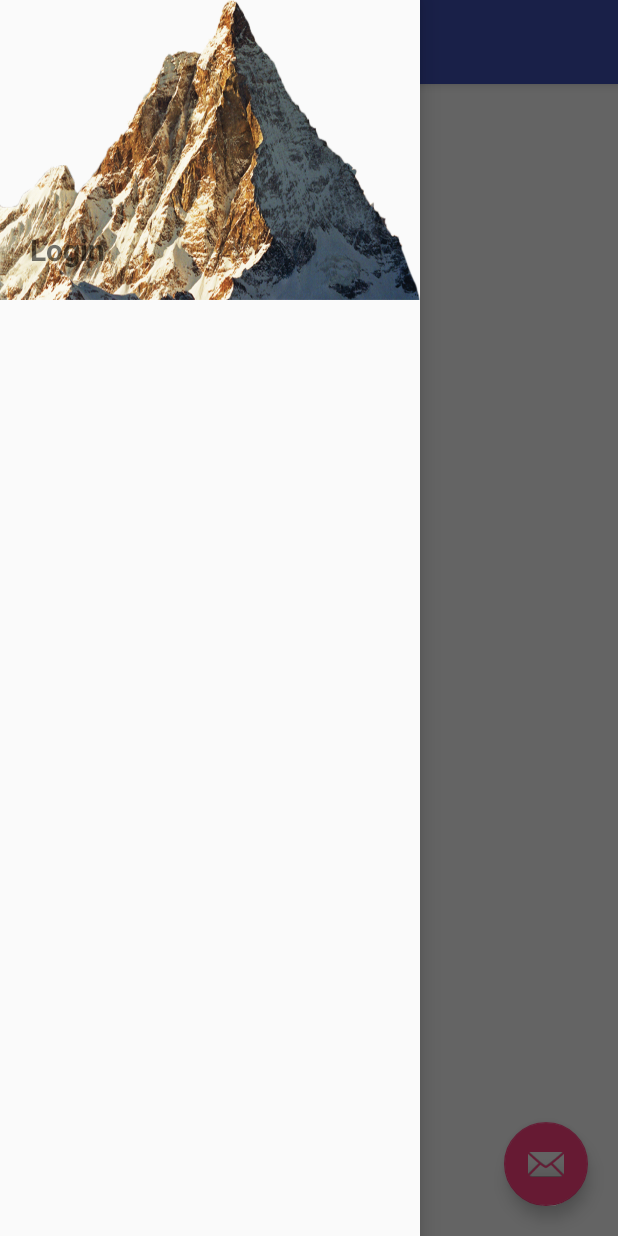
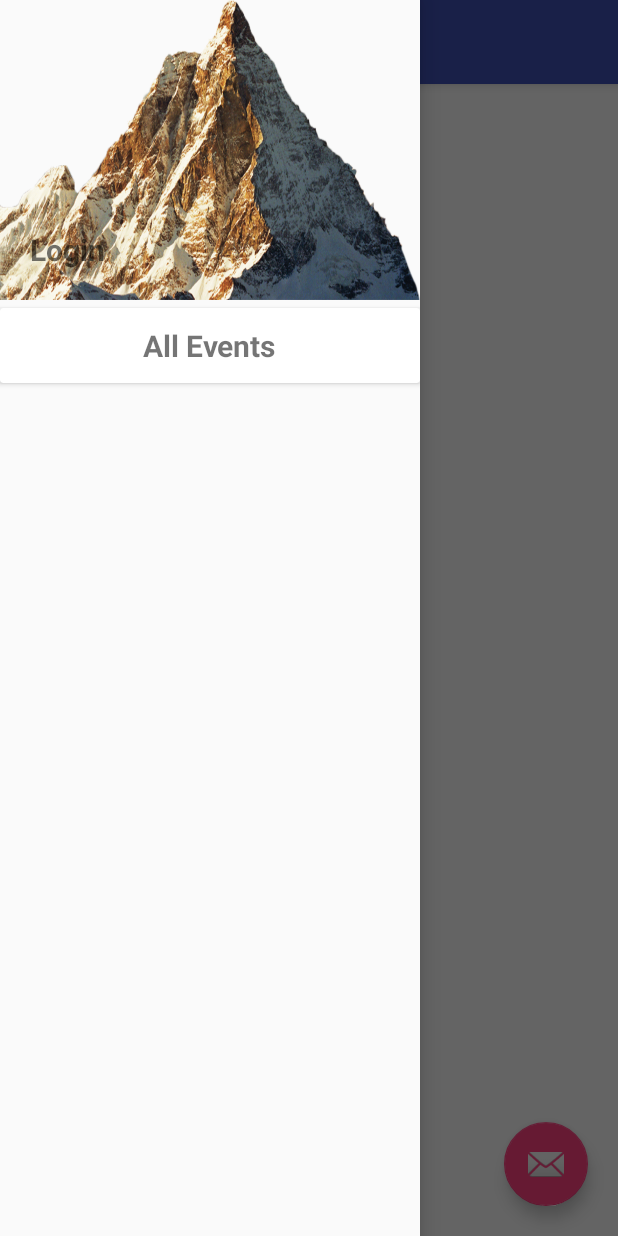
Before and after one commit to anmolduainter/Events-Android-app, an Android app: the screen it shows after launch (MainActivity), after a tap on "OpenDrawer", on a phone screen of 412 x 824 dp. Run offline under Robolectric (Android 15) with nearby library versions, the phone set to English and light mode, and no system bars; libraries missing offline, so code that uses them is left out: com.daimajia.androidanimations.

Commit message:
recyclerView added in navigation

```diff
--- /dev/null
+++ b/app/src/main/java/com/example/anmol/events/Adapter/RecyclerNavAdapter.java
@@ -0,0 +1,63 @@
+package com.example.anmol.events.Adapter;
+
+import android.support.transition.Transition;
+import android.support.v7.widget.RecyclerView;
+import android.view.LayoutInflater;
+import android.view.View;
+import android.view.ViewGroup;
+import android.view.animation.TranslateAnimation;
+import android.widget.TextView;
+
+import com.example.anmol.events.R;
+
+/**
+ * Created by anmol on 27/7/17.
+ */
+
+public class RecyclerNavAdapter extends RecyclerView.Adapter<RecyclerNavAdapter.ViewHolder> {
+
+
+    String[] s={"All Events","Today Events"};
+
+    int height;
+
+    public RecyclerNavAdapter(int height) {
+
+      this.height=height;
+
+    }
+
+
+    class ViewHolder extends RecyclerView.ViewHolder{
+
+        TextView tx;
+
+        public ViewHolder(View itemView)
+        {
+            super(itemView);
+           tx=itemView.findViewById(R.id.textCardNav);
+        }
+    }
+
+
+    @Override
+    public RecyclerNavAdapter.ViewHolder onCreateViewHolder(ViewGroup parent, int viewType) {
+
+        return new ViewHolder(LayoutInflater.from(parent.getContext()).inflate(R.layout.card_navigation_main,parent,false));
+    }
+
+    @Override
+    public void onBindViewHolder(RecyclerNavAdapter.ViewHolder holder, int position) {
+
+       holder.tx.setText(s[position]);
+        TranslateAnimation translateAnimation=new TranslateAnimation(0,0,height,0);
+        translateAnimation.setDuration((position+1)*300);
+        holder.itemView.startAnimation(translateAnimation);
+
+    }
+
+    @Override
+    public int getItemCount() {
+        return s.length;
+    }
+}
--- a/app/src/main/java/com/example/anmol/events/MainActivity.java
+++ b/app/src/main/java/com/example/anmol/events/MainActivity.java
@@ -9,8 +9,11 @@ import android.support.v4.widget.DrawerLayout;
 import android.support.v7.app.ActionBarDrawerToggle;
 import android.support.v7.app.AppCompatActivity;
 import android.os.Bundle;
+import android.support.v7.widget.LinearLayoutManager;
+import android.support.v7.widget.RecyclerView;
 import android.support.v7.widget.Toolbar;
 import android.util.DisplayMetrics;
+import android.view.DragEvent;
 import android.view.MenuItem;
 import android.view.View;
 import android.view.animation.TranslateAnimation;
@@ -19,10 +22,14 @@ import android.widget.ImageView;
 
 import com.daimajia.androidanimations.library.Techniques;
 import com.daimajia.androidanimations.library.YoYo;
+import com.example.anmol.events.Adapter.RecyclerNavAdapter;
 
 public class MainActivity extends AppCompatActivity implements NavigationView.OnNavigationItemSelectedListener {
 
     DrawerLayout drawer;
+    RecyclerView recyclerView;
+    RecyclerView.LayoutManager layoutManager;
+    RecyclerView.Adapter adapter;
 
     @Override
     protected void onCreate(Bundle savedInstanceState) {
@@ -49,9 +56,41 @@ public class MainActivity extends AppCompatActivity implements NavigationView.On
         NavigationView navigationView = (NavigationView) findViewById(R.id.nav_view);
         navigationView.setNavigationItemSelectedListener(this);
 
-
         DisplayMetrics displayMetrics=new DisplayMetrics();
         getWindowManager().getDefaultDisplay().getMetrics(displayMetrics);
+
+        final int height=displayMetrics.heightPixels;
+
+
+        recyclerView= (RecyclerView) findViewById(R.id.Recyclerview);
+        layoutManager=new LinearLayoutManager(MainActivity.this);
+        recyclerView.setLayoutManager(layoutManager);
+        adapter=new RecyclerNavAdapter(height);
+
+        drawer.addDrawerListener(new DrawerLayout.DrawerListener() {
+            @Override
+            public void onDrawerSlide(View drawerView, float slideOffset) {
+
+            }
+
+            @Override
+            public void onDrawerOpened(View drawerView) {
+
+                recyclerView.setVisibility(View.VISIBLE);
+                recyclerView.setAdapter(adapter);
+
+            }
+
+            @Override
+            public void onDrawerClosed(View drawerView) {
+                recyclerView.setVisibility(View.INVISIBLE);
+            }
+
+            @Override
+            public void onDrawerStateChanged(int newState) {
+
+            }
+        });
 
     }
 
--- a/app/src/main/res/layout/activity_main.xml
+++ b/app/src/main/res/layout/activity_main.xml
@@ -51,6 +51,7 @@
         <android.support.v7.widget.RecyclerView
             android:layout_below="@id/FrameNav"
             android:id="@+id/Recyclerview"
+            android:visibility="invisible"
             android:layout_width="match_parent"
             android:layout_height="match_parent">
 
--- /dev/null
+++ b/app/src/main/res/layout/card_navigation_main.xml
@@ -0,0 +1,23 @@
+<?xml version="1.0" encoding="utf-8"?>
+<android.support.v7.widget.CardView
+    android:layout_height="50dp"
+    android:layout_width="match_parent"
+    android:layout_marginTop="5dp"
+    android:elevation="2dp"
+    xmlns:android="http://schemas.android.com/apk/res/android">
+
+    <RelativeLayout
+        android:layout_width="match_parent"
+        android:layout_height="match_parent">
+
+    <TextView
+        android:id="@+id/textCardNav"
+        android:layout_centerInParent="true"
+        android:layout_width="wrap_content"
+        android:layout_height="wrap_content"
+        android:text="Hello"
+        android:textStyle="bold"
+        android:textSize="20dp"/>
+
+    </RelativeLayout>
+</android.support.v7.widget.CardView>
```
